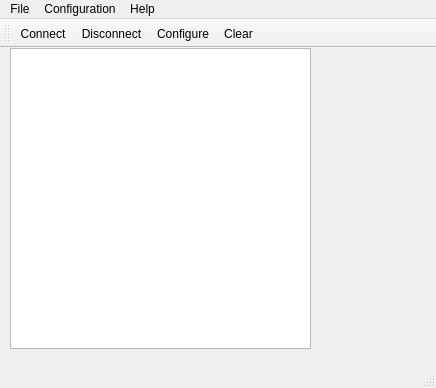
Qt form PcApp/SerialDataApp/mainwindow.ui (igbt6/CarParkProject) before a commit.
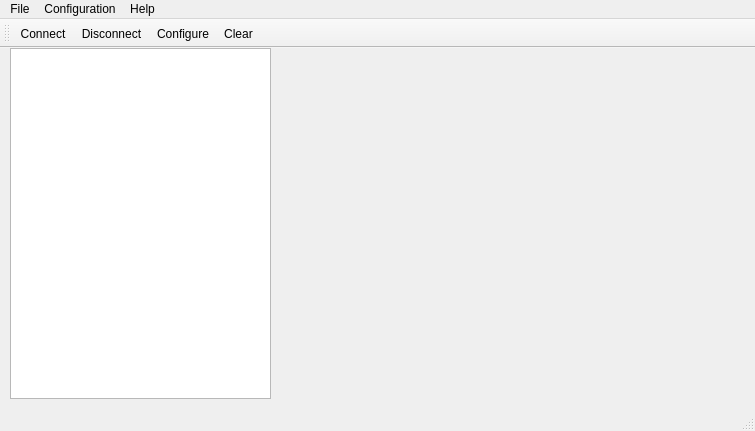
The same form after that commit. Icons and pictures are not drawn.

```diff
--- a/PcApp/SerialDataApp/mainwindow.ui
+++ b/PcApp/SerialDataApp/mainwindow.ui
@@ -6,31 +6,45 @@
    <rect>
     <x>0</x>
     <y>0</y>
-    <width>436</width>
-    <height>388</height>
+    <width>755</width>
+    <height>431</height>
    </rect>
   </property>
   <property name="windowTitle">
    <string>PcTestApp</string>
   </property>
   <widget class="QWidget" name="centralWidget">
+   <property name="enabled">
+    <bool>true</bool>
+   </property>
    <widget class="QTableWidget" name="dataTableWidget">
     <property name="geometry">
      <rect>
       <x>10</x>
       <y>0</y>
-      <width>301</width>
-      <height>301</height>
+      <width>261</width>
+      <height>351</height>
      </rect>
     </property>
    </widget>
+   <widget class="QWidget" name="gridLayoutWidget">
+    <property name="geometry">
+     <rect>
+      <x>280</x>
+      <y>10</y>
+      <width>461</width>
+      <height>331</height>
+     </rect>
+    </property>
+    <layout class="QGridLayout" name="chartViewLayout"/>
+   </widget>
   </widget>
   <widget class="QMenuBar" name="menuBar">
    <property name="geometry">
     <rect>
      <x>0</x>
      <y>0</y>
-     <width>436</width>
+     <width>755</width>
      <height>20</height>
     </rect>
    </property>
@@ -69,7 +83,7 @@
     <enum>TopToolBarArea</enum>
    </attribute>
    <attribute name="toolBarBreak">
-    <bool>true</bool>
+    <bool>false</bool>
    </attribute>
    <addaction name="actionConnect"/>
    <addaction name="actionDisconnect"/>
```
